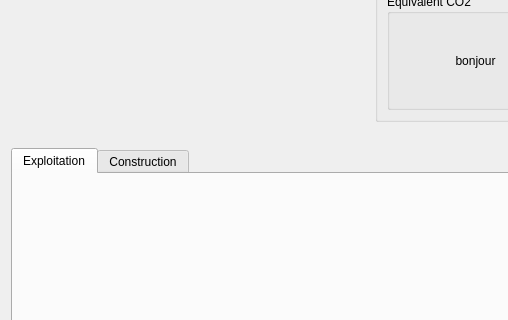
Old version of the form gui/menu_widgets/results2.ui in the repository TheophileLaPelouse/cycle; both pictures show x 0 to 508 and y 289 to 609 of the 1129 by 772 pixel window.
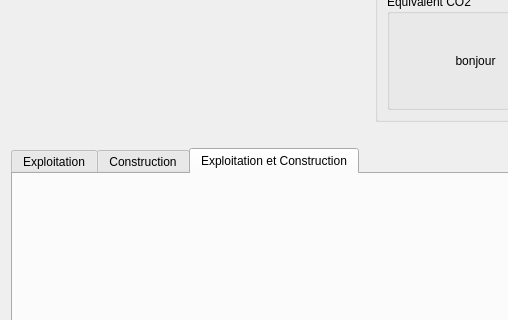
New version of the form.

Patch:
```diff
--- a/gui/menu_widgets/results2.ui
+++ b/gui/menu_widgets/results2.ui
@@ -17,7 +17,7 @@
    <item row="3" column="0" rowspan="7" colspan="3">
     <widget class="QTabWidget" name="tabWidget">
      <property name="currentIndex">
-      <number>0</number>
+      <number>2</number>
      </property>
      <widget class="QWidget" name="tab">
       <attribute name="title">
@@ -39,6 +39,16 @@
        </item>
       </layout>
      </widget>
+     <widget class="QWidget" name="tab_3">
+      <attribute name="title">
+       <string>Exploitation et Construction</string>
+      </attribute>
+      <layout class="QGridLayout" name="gridLayout_7">
+       <item row="0" column="0">
+        <widget class="QWidget" name="bar_chart_ce" native="true"/>
+       </item>
+      </layout>
+     </widget>
     </widget>
    </item>
    <item row="10" column="2">
```
